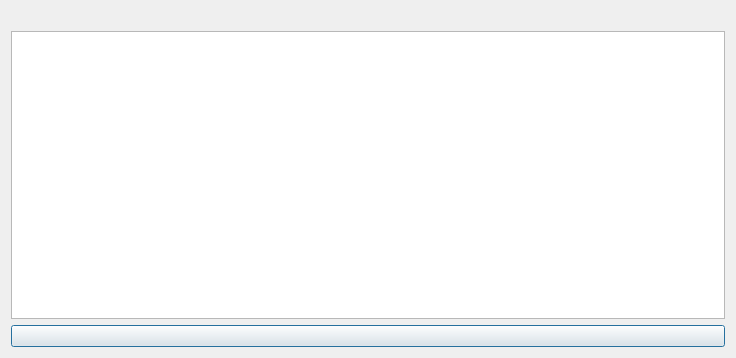
This is Skil 3/UI/addlink.ui in SenpaiPlz/0011Week as Qt 5 draws it before an edit. The edited form follows.
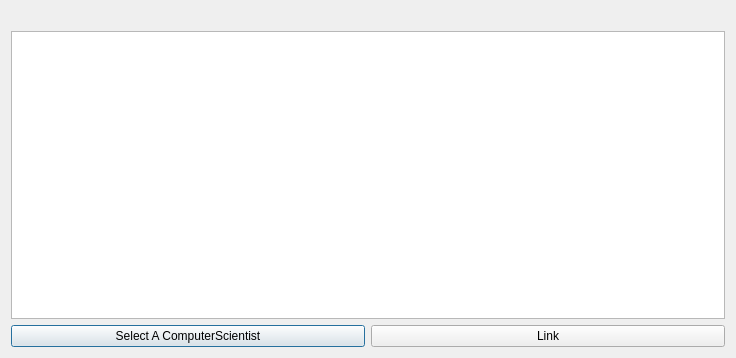
This is the edited form.

Patch:
```diff
--- a/Skil 3/UI/addlink.ui
+++ b/Skil 3/UI/addlink.ui
@@ -35,11 +35,22 @@
     </widget>
    </item>
    <item>
+    <layout class="QHBoxLayout" name="horizontalLayout">
+     <item>
     <widget class="QPushButton" name="button_select">
      <property name="text">
-      <string/>
-     </property>
-    </widget>
+        <string>Select A ComputerScientist</string>
+       </property>
+      </widget>
+     </item>
+     <item>
+      <widget class="QPushButton" name="button_Link">
+       <property name="text">
+        <string>Link</string>
+       </property>
+      </widget>
+     </item>
+    </layout>
    </item>
   </layout>
  </widget>
```
Lines whose indentation alone changed are shown as unchanged.
